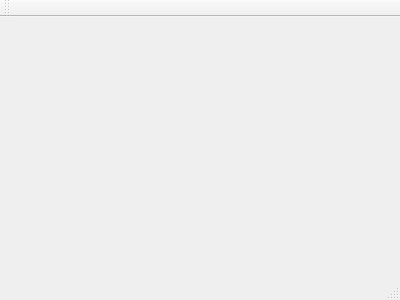
This is mainwindow.ui in George-sudo/AST1520ClientUpgradeTool as Qt 5 draws it before an edit. The edited form follows.
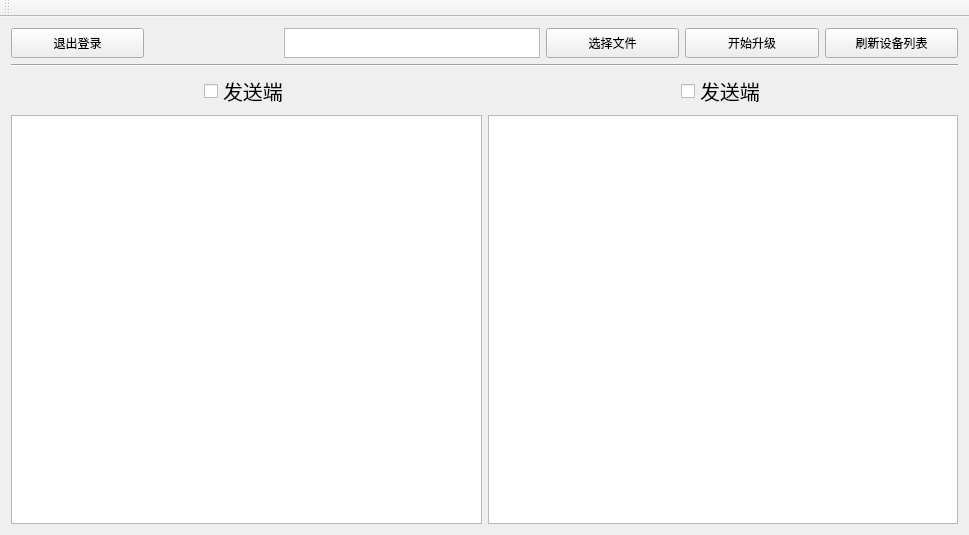
This is the edited form.

Commit message: 完成界面基本布局结构

Patch:
```diff
--- a/mainwindow.ui
+++ b/mainwindow.ui
@@ -6,14 +6,280 @@
    <rect>
     <x>0</x>
     <y>0</y>
-    <width>400</width>
-    <height>300</height>
+    <width>969</width>
+    <height>535</height>
    </rect>
   </property>
+  <property name="sizePolicy">
+   <sizepolicy hsizetype="Preferred" vsizetype="Maximum">
+    <horstretch>0</horstretch>
+    <verstretch>0</verstretch>
+   </sizepolicy>
+  </property>
   <property name="windowTitle">
    <string>MainWindow</string>
   </property>
-  <widget class="QWidget" name="centralWidget"/>
+  <widget class="QWidget" name="centralWidget">
+   <layout class="QGridLayout" name="gridLayout">
+    <item row="0" column="0">
+     <layout class="QHBoxLayout" name="horizontalLayout_4">
+      <item>
+       <widget class="QPushButton" name="pushButton">
+        <property name="sizePolicy">
+         <sizepolicy hsizetype="Expanding" vsizetype="Fixed">
+          <horstretch>0</horstretch>
+          <verstretch>0</verstretch>
+         </sizepolicy>
+        </property>
+        <property name="minimumSize">
+         <size>
+          <width>0</width>
+          <height>30</height>
+         </size>
+        </property>
+        <property name="maximumSize">
+         <size>
+          <width>16777215</width>
+          <height>30</height>
+         </size>
+        </property>
+        <property name="text">
+         <string>退出登录</string>
+        </property>
+       </widget>
+      </item>
+      <item>
+       <spacer name="horizontalSpacer">
+        <property name="sizePolicy">
+         <sizepolicy hsizetype="Expanding" vsizetype="Fixed">
+          <horstretch>0</horstretch>
+          <verstretch>0</verstretch>
+         </sizepolicy>
+        </property>
+        <property name="orientation">
+         <enum>Qt::Horizontal</enum>
+        </property>
+        <property name="sizeHint" stdset="0">
+         <size>
+          <width>13</width>
+          <height>27</height>
+         </size>
+        </property>
+       </spacer>
+      </item>
+      <item>
+       <widget class="QTextBrowser" name="textBrowser">
+        <property name="maximumSize">
+         <size>
+          <width>16777215</width>
+          <height>30</height>
+         </size>
+        </property>
+       </widget>
+      </item>
+      <item>
+       <widget class="QPushButton" name="pushButton_2">
+        <property name="sizePolicy">
+         <sizepolicy hsizetype="Expanding" vsizetype="Fixed">
+          <horstretch>0</horstretch>
+          <verstretch>0</verstretch>
+         </sizepolicy>
+        </property>
+        <property name="minimumSize">
+         <size>
+          <width>0</width>
+          <height>30</height>
+         </size>
+        </property>
+        <property name="maximumSize">
+         <size>
+          <width>16777215</width>
+          <height>30</height>
+         </size>
+        </property>
+        <property name="text">
+         <string>选择文件</string>
+        </property>
+       </widget>
+      </item>
+      <item>
+       <widget class="QPushButton" name="pushButton_3">
+        <property name="sizePolicy">
+         <sizepolicy hsizetype="Expanding" vsizetype="Fixed">
+          <horstretch>0</horstretch>
+          <verstretch>0</verstretch>
+         </sizepolicy>
+        </property>
+        <property name="minimumSize">
+         <size>
+          <width>0</width>
+          <height>30</height>
+         </size>
+        </property>
+        <property name="maximumSize">
+         <size>
+          <width>16777215</width>
+          <height>30</height>
+         </size>
+        </property>
+        <property name="text">
+         <string>开始升级</string>
+        </property>
+       </widget>
+      </item>
+      <item>
+       <widget class="QPushButton" name="pushButton_4">
+        <property name="sizePolicy">
+         <sizepolicy hsizetype="Expanding" vsizetype="Fixed">
+          <horstretch>0</horstretch>
+          <verstretch>0</verstretch>
+         </sizepolicy>
+        </property>
+        <property name="minimumSize">
+         <size>
+          <width>0</width>
+          <height>30</height>
+         </size>
+        </property>
+        <property name="maximumSize">
+         <size>
+          <width>16777215</width>
+          <height>30</height>
+         </size>
+        </property>
+        <property name="text">
+         <string>刷新设备列表</string>
+        </property>
+       </widget>
+      </item>
+     </layout>
+    </item>
+    <item row="1" column="0">
+     <layout class="QVBoxLayout" name="verticalLayout_3">
+      <item>
+       <widget class="Line" name="line">
+        <property name="orientation">
+         <enum>Qt::Horizontal</enum>
+        </property>
+       </widget>
+      </item>
+      <item>
+       <layout class="QHBoxLayout" name="horizontalLayout">
+        <item>
+         <layout class="QVBoxLayout" name="verticalLayout_2">
+          <item>
+           <layout class="QHBoxLayout" name="horizontalLayout_2">
+            <item>
+             <spacer name="horizontalSpacer_2">
+              <property name="orientation">
+               <enum>Qt::Horizontal</enum>
+              </property>
+              <property name="sizeHint" stdset="0">
+               <size>
+                <width>40</width>
+                <height>20</height>
+               </size>
+              </property>
+             </spacer>
+            </item>
+            <item>
+             <widget class="QCheckBox" name="checkBox">
+              <property name="font">
+               <font>
+                <pointsize>15</pointsize>
+               </font>
+              </property>
+              <property name="text">
+               <string>发送端</string>
+              </property>
+             </widget>
+            </item>
+            <item>
+             <spacer name="horizontalSpacer_3">
+              <property name="orientation">
+               <enum>Qt::Horizontal</enum>
+              </property>
+              <property name="sizeHint" stdset="0">
+               <size>
+                <width>40</width>
+                <height>20</height>
+               </size>
+              </property>
+             </spacer>
+            </item>
+           </layout>
+          </item>
+          <item>
+           <widget class="QTableWidget" name="SendTableWidget"/>
+          </item>
+         </layout>
+        </item>
+        <item>
+         <layout class="QVBoxLayout" name="verticalLayout">
+          <item>
+           <layout class="QHBoxLayout" name="horizontalLayout_3">
+            <item>
+             <spacer name="horizontalSpacer_4">
+              <property name="orientation">
+               <enum>Qt::Horizontal</enum>
+              </property>
+              <property name="sizeHint" stdset="0">
+               <size>
+                <width>40</width>
+                <height>20</height>
+               </size>
+              </property>
+             </spacer>
+            </item>
+            <item>
+             <widget class="QCheckBox" name="checkBox_2">
+              <property name="font">
+               <font>
+                <pointsize>15</pointsize>
+               </font>
+              </property>
+              <property name="text">
+               <string>发送端</string>
+              </property>
+             </widget>
+            </item>
+            <item>
+             <spacer name="horizontalSpacer_5">
+              <property name="orientation">
+               <enum>Qt::Horizontal</enum>
+              </property>
+              <property name="sizeHint" stdset="0">
+               <size>
+                <width>40</width>
+                <height>20</height>
+               </size>
+              </property>
+             </spacer>
+            </item>
+           </layout>
+          </item>
+          <item>
+           <widget class="QTableWidget" name="ReceiveTableWidget"/>
+          </item>
+         </layout>
+        </item>
+       </layout>
+      </item>
+     </layout>
+    </item>
+   </layout>
+   <zorder>layoutWidget</zorder>
+   <zorder>checkBox</zorder>
+   <zorder>line</zorder>
+   <zorder>SendTableWidget</zorder>
+   <zorder>horizontalSpacer_2</zorder>
+   <zorder>horizontalSpacer_3</zorder>
+   <zorder>layoutWidget_2</zorder>
+   <zorder>SendTableWidget</zorder>
+   <zorder>verticalSpacer</zorder>
+   <zorder></zorder>
+   <zorder>textBrowser</zorder>
+  </widget>
   <widget class="QMenuBar" name="menuBar">
    <property name="geometry">
     <rect>
@@ -32,7 +298,6 @@
     <bool>false</bool>
    </attribute>
   </widget>
-  <widget class="QStatusBar" name="statusBar"/>
  </widget>
  <layoutdefault spacing="6" margin="11"/>
  <resources/>
```
Left out of the diff: 2 changed lines with no effect on the pictures. The commit also changes 7 other files.
